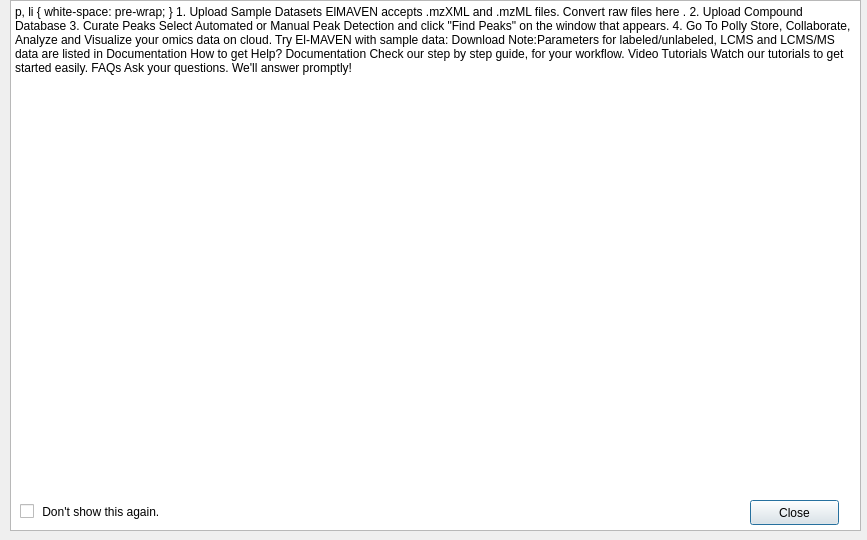
This is src/gui/mzroll/forms/gettingstarted.ui in ElucidataInc/ElMaven as Qt 5 draws it before an edit. The edited form follows.
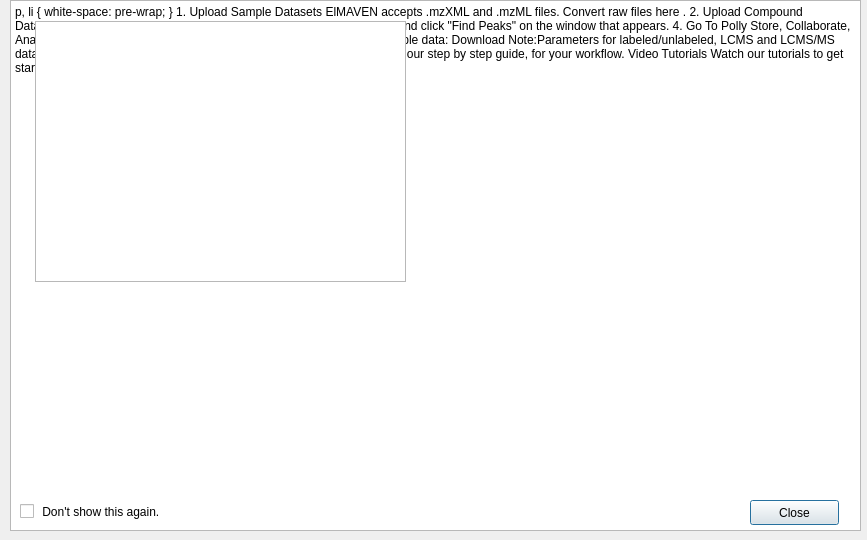
This is the edited form. Icons and pictures are not drawn.

Commit message: Fix: Alignment of Getting started dialog

```diff
--- a/src/gui/mzroll/forms/gettingstarted.ui
+++ b/src/gui/mzroll/forms/gettingstarted.ui
@@ -80,17 +80,27 @@
     <string> Don't show this again.</string>
    </property>
   </widget>
+  <widget class="QTextBrowser" name="textBrowser_2">
+   <property name="geometry">
+    <rect>
+     <x>35</x>
+     <y>21</y>
+     <width>371</width>
+     <height>261</height>
+    </rect>
+   </property>
+  </widget>
   <widget class="QLabel" name="label">
    <property name="geometry">
     <rect>
-     <x>40</x>
+     <x>30</x>
      <y>10</y>
      <width>381</width>
      <height>281</height>
     </rect>
    </property>
    <property name="text">
-    <string>&lt;html&gt;&lt;head/&gt;&lt;body&gt;&lt;p&gt;&lt;img src=&quot;:/images/GettingStartedpic.png&quot;  height=&quot;275&quot; width=&quot;375&quot;/&gt;&lt;/p&gt;&lt;/body&gt;&lt;/html&gt;</string>
+    <string>&lt;html&gt;&lt;head/&gt;&lt;body&gt;&lt;p&gt;&lt;img src=&quot;:/images/GettingStartedpic.png&quot;/&gt;&lt;/p&gt;&lt;/body&gt;&lt;/html&gt;</string>
    </property>
   </widget>
  </widget>
```
